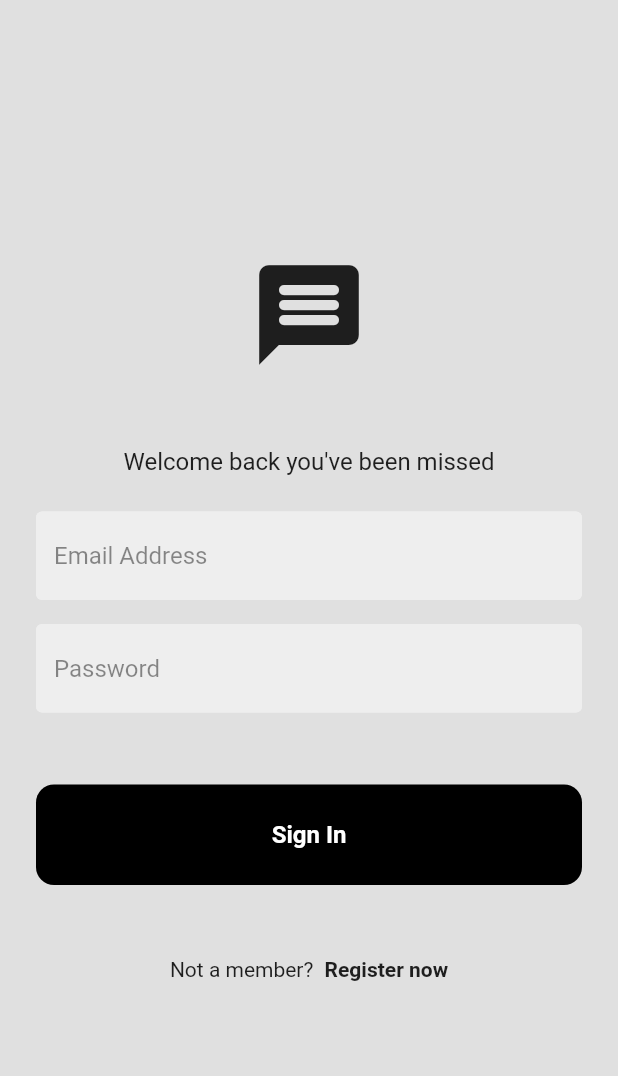
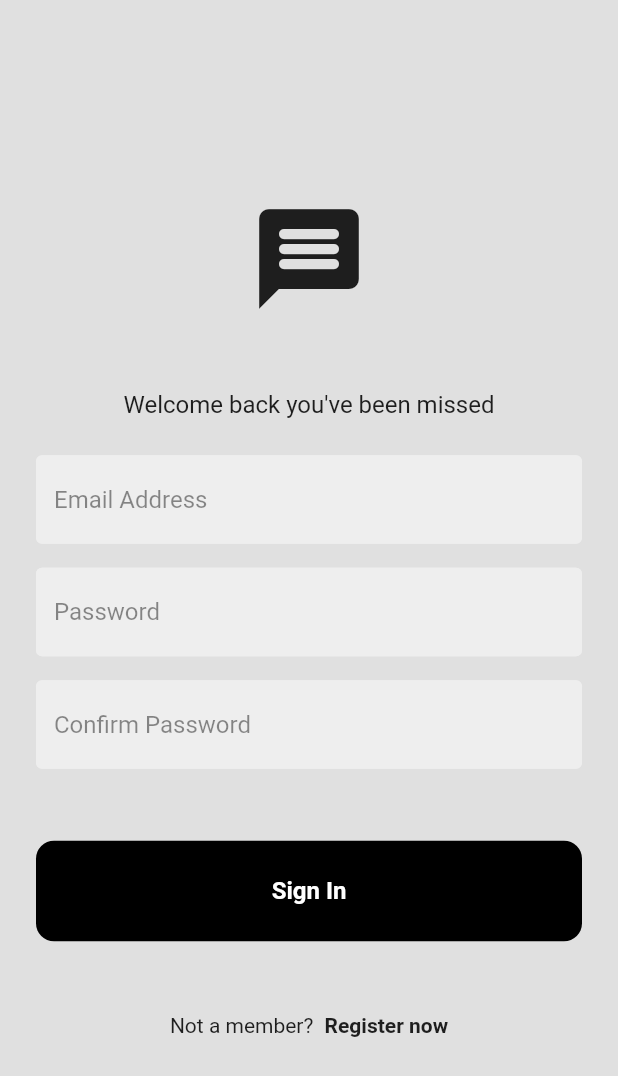
Before and after one commit to KenStarry/Flutter_Mini_Projects, a Flutter app: the screen it shows after launch, on a phone screen of 412 x 824 dp. Shown: the top 1076 px of the screen. Run offline on Flutter 3.47's test engine with Material 2 defaults, Android fonts, the phone set to English and light mode, and no system bars; our stand-ins replace connectivity_plus, firebase_auth, firebase_core, flutter_local_notifications, get, graphql_flutter and 9 more; missing offline and left inert: open_document, webview_flutter_android, webview_flutter_wkwebview; accounts and stored records are empty.

Commit message:
Register Page

```diff
--- a/chatty_flutter/lib/main.dart
+++ b/chatty_flutter/lib/main.dart
@@ -1,4 +1,5 @@
 import 'package:chatty_flutter/pages/login_page.dart';
+import 'package:chatty_flutter/pages/register_page.dart';
 import 'package:flutter/material.dart';
 
 void main() {
@@ -12,7 +13,7 @@ class MyApp extends StatelessWidget {
   Widget build(BuildContext context) {
     return MaterialApp(
       debugShowCheckedModeBanner: false,
-      home: LoginPage(),
+      home: RegisterPage(),
     );
   }
 }
--- /dev/null
+++ b/chatty_flutter/lib/pages/register_page.dart
@@ -0,0 +1,88 @@
+import 'package:flutter/material.dart';
+
+import '../components/my_button.dart';
+import '../components/my_text_field.dart';
+
+class RegisterPage extends StatefulWidget {
+  const RegisterPage({super.key});
+
+  @override
+  State<RegisterPage> createState() => _RegisterPageState();
+}
+
+class _RegisterPageState extends State<RegisterPage> {
+
+  final emailController = TextEditingController();
+  final passwordController = TextEditingController();
+  final confirmPasswordController = TextEditingController();
+
+  @override
+  Widget build(BuildContext context) {
+    return Scaffold(
+      backgroundColor: Colors.grey[300],
+      body: SafeArea(
+        child: Center(
+          child: Padding(
+            padding: const EdgeInsets.symmetric(horizontal: 24.0),
+            child: Column(
+              mainAxisAlignment: MainAxisAlignment.center,
+              children: [
+                //  logo
+                Icon(
+                  Icons.message_rounded,
+                  size: 80,
+                ),
+
+                const SizedBox(height: 48),
+
+                Text("Welcome back you've been missed",
+                    style: TextStyle(fontSize: 16)),
+
+                const SizedBox(height: 24),
+
+                MyTextField(
+                    controller: emailController,
+                    hintText: "Email Address",
+                    obscureText: false),
+
+                const SizedBox(height: 16),
+
+                MyTextField(
+                    controller: passwordController,
+                    hintText: "Password",
+                    obscureText: true),
+
+                const SizedBox(height: 16),
+
+                MyTextField(
+                    controller: confirmPasswordController,
+                    hintText: "Confirm Password",
+                    obscureText: true),
+
+                const SizedBox(height: 48),
+
+                MyButton(text: "Sign In", onTap: () {}),
+
+                const SizedBox(height: 48),
+
+                const Row(
+                  mainAxisAlignment: MainAxisAlignment.center,
+                  children: [
+                    Text("Not a member? "),
+                    SizedBox(
+                      width: 4,
+                    ),
+                    Text(
+                      "Register now",
+                      style: TextStyle(fontWeight: FontWeight.bold),
+                    )
+                  ],
+                )
+              ],
+            ),
+          ),
+        ),
+      ),
+    );
+  }
+}
```
